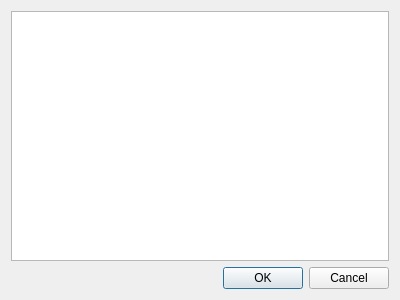
First picture: the form in src/dialogs/branchselectiondialog.ui, repository ballessay/quokkagit, before the edit.
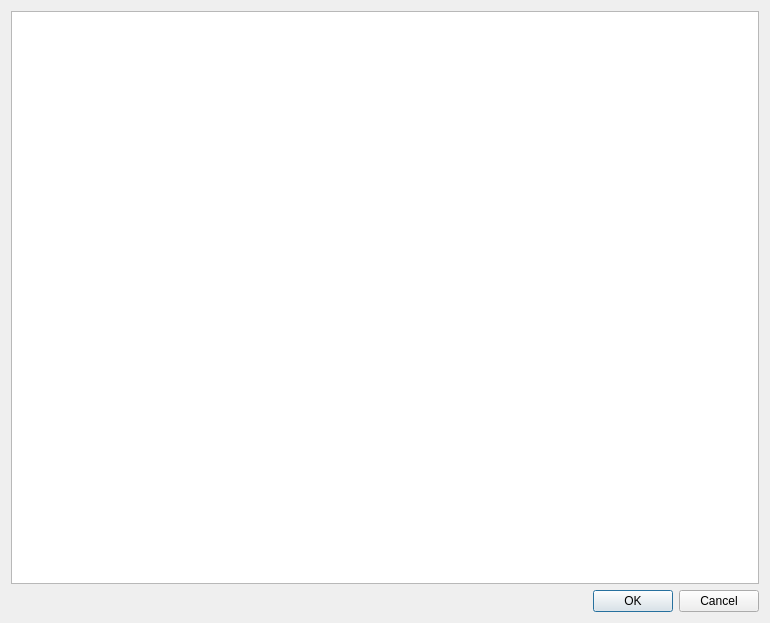
Second picture: the form after the edit. Icons and pictures are not drawn.

Commit message: Replace list with tree widget

What changed in the file:
```diff
--- a/src/dialogs/branchselectiondialog.ui
+++ b/src/dialogs/branchselectiondialog.ui
@@ -6,8 +6,8 @@
    <rect>
     <x>0</x>
     <y>0</y>
-    <width>400</width>
-    <height>300</height>
+    <width>770</width>
+    <height>623</height>
    </rect>
   </property>
   <property name="windowTitle">
@@ -29,7 +29,16 @@
     </widget>
    </item>
    <item row="0" column="0">
-    <widget class="QListWidget" name="listWidget"/>
+    <widget class="QTreeWidget" name="treeWidget">
+     <attribute name="headerVisible">
+      <bool>false</bool>
+     </attribute>
+     <column>
+      <property name="text">
+       <string notr="true">1</string>
+      </property>
+     </column>
+    </widget>
    </item>
   </layout>
  </widget>
```
Left out of the diff: 4 changed lines with no effect on the pictures. The commit also changes 2 other files.
